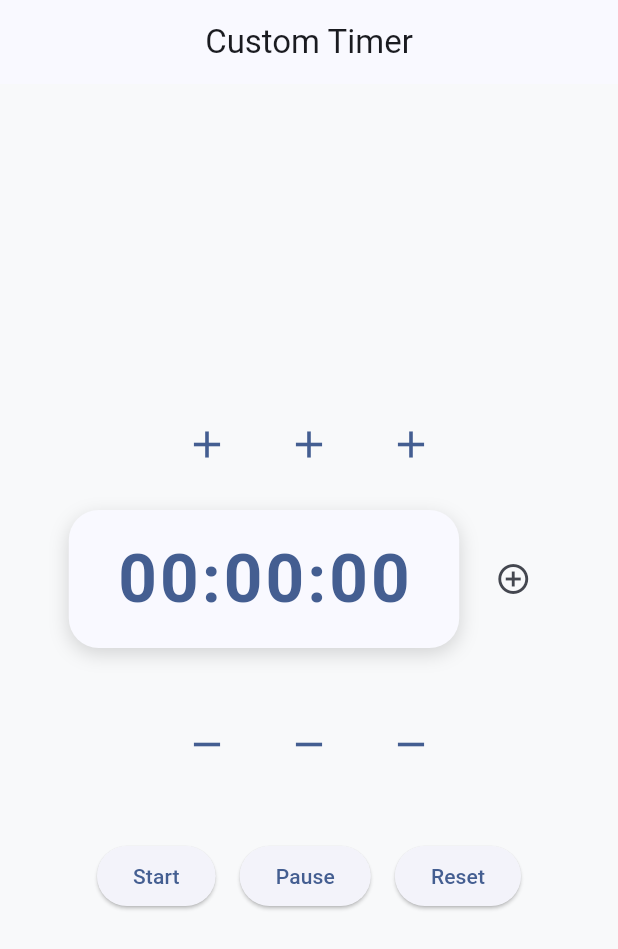
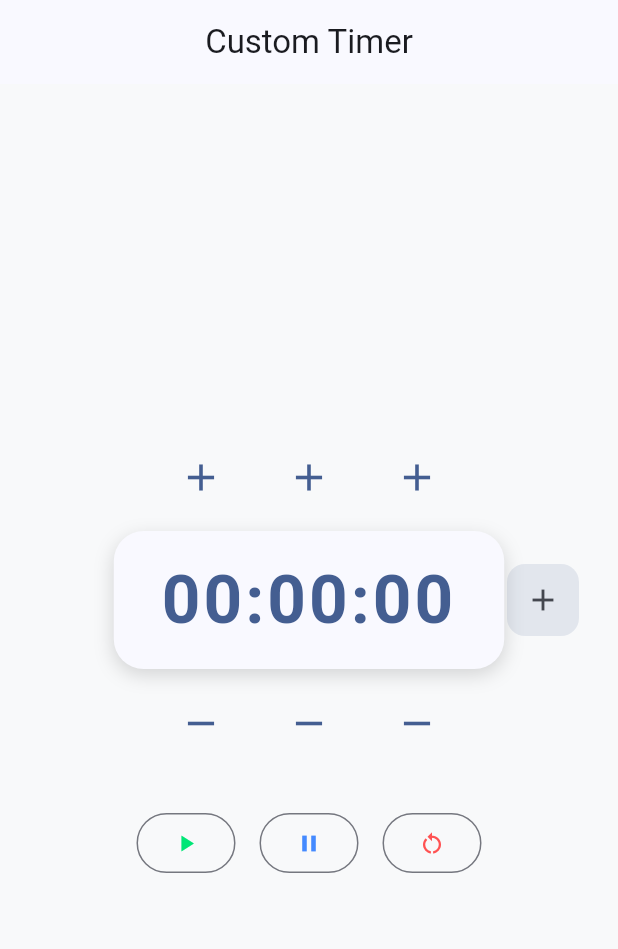
Before and after one commit to JoonWD/custom-timer, a Flutter app: the screen it shows after launch, on a phone screen of 412 x 824 dp. Shown: the top 949 px of the screen. Run offline on Flutter 3.47's test engine with Material 3 defaults, Android fonts, the phone set to English and light mode, and no system bars.

Commit message:
style: fix timer centering and unify control buttons UI

```diff
--- a/lib/ui/home_screen.dart
+++ b/lib/ui/home_screen.dart
@@ -47,13 +47,13 @@ class _HomeScreenState extends State<HomeScreen> {
                   mode: AdjusterMode.increment,
                   onPressed: () => engine.addHours(1),
                 ),
-                const SizedBox(width: 20),
+                const SizedBox(width: 24),
                 TimeAdjusterColumn(
                   label: 'M',
                   mode: AdjusterMode.increment,
                   onPressed: () => engine.addMinutes(1),
                 ),
-                const SizedBox(width: 20),
+                const SizedBox(width: 24),
                 TimeAdjusterColumn(
                   label: 'S',
                   mode: AdjusterMode.increment,
@@ -62,23 +62,39 @@ class _HomeScreenState extends State<HomeScreen> {
               ],
             ),
 
-            const SizedBox(height: 20),
+            const SizedBox(height: 12),
+            // CONTADOR +10s integrado
+            SizedBox(
+              width:
+                  360, // puedes ajustar según te guste más ancho o más compacto
+              child: Stack(
+                alignment: Alignment.center,
+                children: [
+                  // Contador perfectamente centrado
+                  TimerDisplay(time: engine.formattedTime),
 
-            // CONTADOR + BOTÓN +10s
-            Row(
-              mainAxisAlignment: MainAxisAlignment.center,
-              crossAxisAlignment: CrossAxisAlignment.center,
-              children: [
-                TimerDisplay(time: engine.formattedTime),
-                const SizedBox(width: 12),
-                IconButton(
-                  onPressed: () => engine.addSeconds(10),
-                  icon: const Icon(Icons.add_circle_outline),
-                  tooltip: '+10s',
-                ),
-              ],
+                  // Botón +10s flotante a la derecha
+                  Positioned(
+                    right: 0,
+                    child: Container(
+                      decoration: BoxDecoration(
+                        color: Theme.of(
+                          context,
+                        ).colorScheme.primary.withOpacity(0.12),
+                        borderRadius: BorderRadius.circular(12),
+                      ),
+                      child: IconButton(
+                        onPressed: () => engine.addSeconds(10),
+                        icon: const Icon(Icons.add),
+                        tooltip: '+10s',
+                      ),
+                    ),
+                  ),
+                ],
+              ),
             ),
-            const SizedBox(height: 40),
+
+            const SizedBox(height: 12),
             // - - -
             Row(
               mainAxisAlignment: MainAxisAlignment.center,
@@ -88,13 +104,13 @@ class _HomeScreenState extends State<HomeScreen> {
                   mode: AdjusterMode.decrement,
                   onPressed: () => engine.addHours(-1),
                 ),
-                const SizedBox(width: 20),
+                const SizedBox(width: 24),
                 TimeAdjusterColumn(
                   label: 'M',
                   mode: AdjusterMode.decrement,
                   onPressed: () => engine.addMinutes(-1),
                 ),
-                const SizedBox(width: 20),
+                const SizedBox(width: 24),
                 TimeAdjusterColumn(
                   label: 'S',
                   mode: AdjusterMode.decrement,
@@ -103,25 +119,34 @@ class _HomeScreenState extends State<HomeScreen> {
               ],
             ),
 
-            const SizedBox(height: 40),
+            const SizedBox(height: 32),
 
-            // BOTONES CONTROL
+            // BOTONES CONTROL mejorados visualmente
             Row(
               mainAxisAlignment: MainAxisAlignment.center,
               children: [
-                ElevatedButton(
+                OutlinedButton(
                   onPressed: engine.start,
-                  child: const Text('Start'),
+                  style: OutlinedButton.styleFrom(
+                    foregroundColor: Colors.greenAccent.shade400,
+                  ),
+                  child: const Icon(Icons.play_arrow),
                 ),
                 const SizedBox(width: 16),
-                ElevatedButton(
+                OutlinedButton(
                   onPressed: engine.pause,
-                  child: const Text('Pause'),
+                  style: OutlinedButton.styleFrom(
+                    foregroundColor: Colors.blueAccent,
+                  ),
+                  child: const Icon(Icons.pause),
                 ),
                 const SizedBox(width: 16),
-                ElevatedButton(
+                OutlinedButton(
                   onPressed: engine.reset,
-                  child: const Text('Reset'),
+                  style: OutlinedButton.styleFrom(
+                    foregroundColor: Colors.redAccent,
+                  ),
+                  child: const Icon(Icons.restart_alt),
                 ),
               ],
             ),
```
